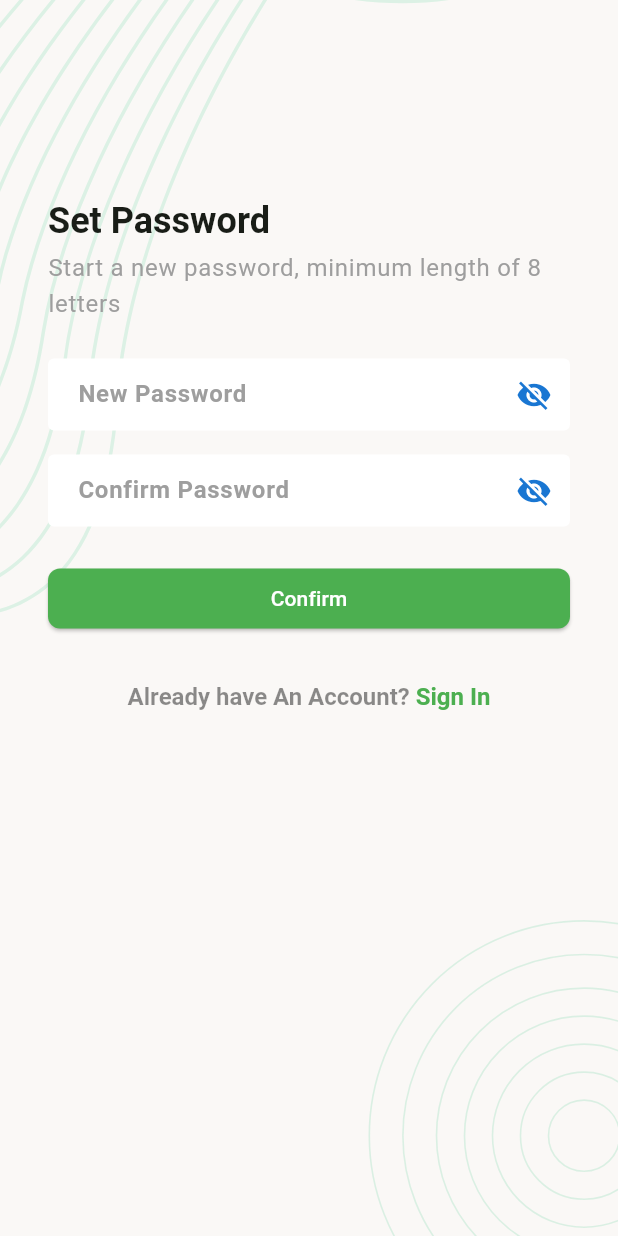
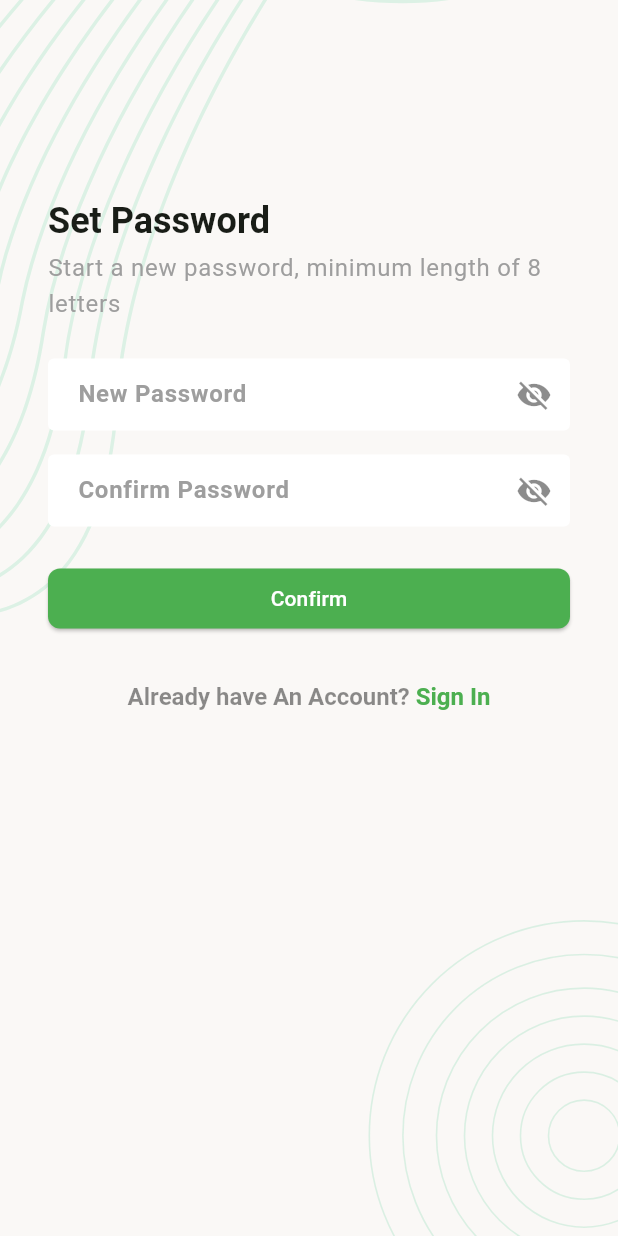
Before and after one commit to masumrashid/Task_Manager_Project, a Flutter app: the ResetPassword screen opened directly, on a phone screen of 412 x 824 dp. Run offline on Flutter 3.47's test engine with Material 3 defaults, Android fonts, the phone set to English and light mode, and no system bars; our stand-ins replace flutter_svg, pin_code_fields.

Commit message:
Module 15 UI Design Class 3

```diff
--- a/lib/ui/screens/login_screen.dart
+++ b/lib/ui/screens/login_screen.dart
@@ -61,7 +61,7 @@ class _loginScreenState extends State<loginScreen> {
                           _passwordVisible
                               ? Icons.visibility
                               : Icons.visibility_off,
-                          color: Theme.of(context).primaryColorDark,
+                          color: Colors.black45,
                         ),
                         onPressed: () {
                           setState(() {
--- a/lib/ui/screens/register_screen.dart
+++ b/lib/ui/screens/register_screen.dart
@@ -93,7 +93,7 @@ class _RegisterScreenState extends State<RegisterScreen> {
                             _passwordVisible
                                 ? Icons.visibility
                                 : Icons.visibility_off,
-                            color: Theme.of(context).primaryColorDark,
+                            color: Colors.black45,
                           ),
                           onPressed: () {
                             setState(() {
--- a/lib/ui/screens/reset_password_screen.dart
+++ b/lib/ui/screens/reset_password_screen.dart
@@ -62,7 +62,7 @@ class _ResetPasswordState extends State<ResetPassword> {
                           _passwordVisible1
                               ? Icons.visibility
                               : Icons.visibility_off,
-                          color: Theme.of(context).primaryColorDark,
+                          color: Colors.black45,
                         ),
                         onPressed: () {
                           setState(() {
@@ -85,7 +85,7 @@ class _ResetPasswordState extends State<ResetPassword> {
                           _passwordVisible2
                               ? Icons.visibility
                               : Icons.visibility_off,
-                          color: Theme.of(context).primaryColorDark,
+                          color: Colors.black45,
                         ),
                         onPressed: () {
                           setState(() {
```
